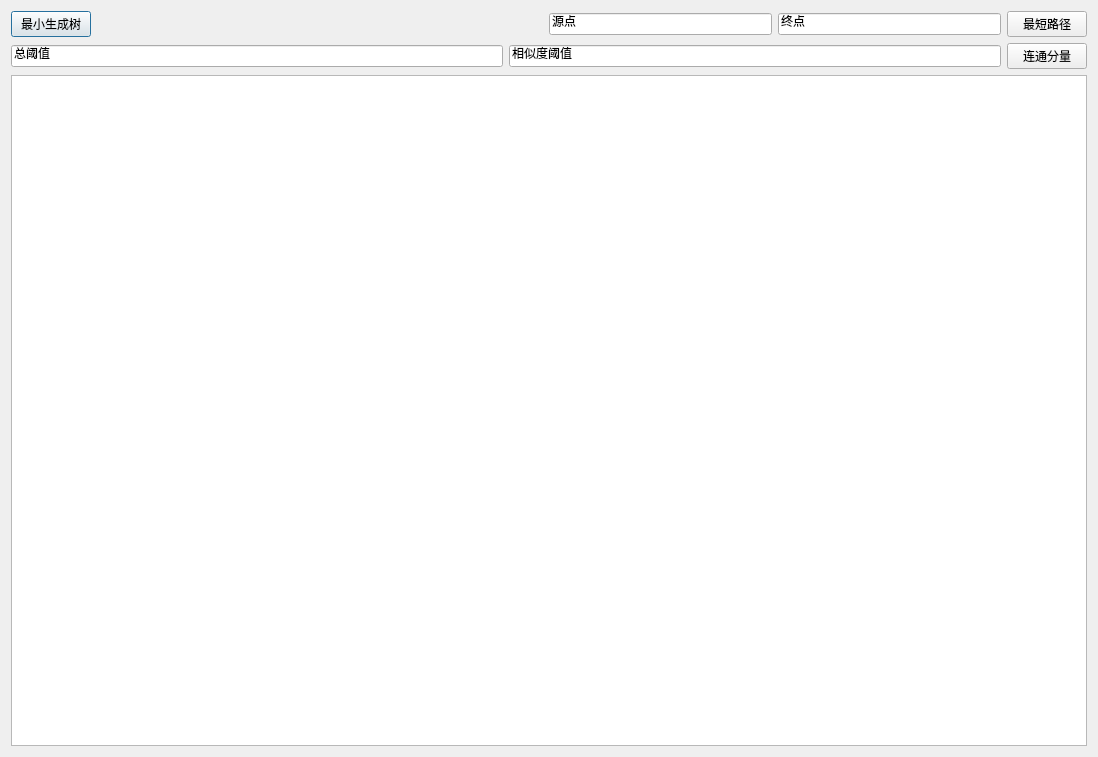
This is dialog.ui in JunguangJiang/VisualizeGraph as Qt 5 draws it before an edit. The edited form follows.
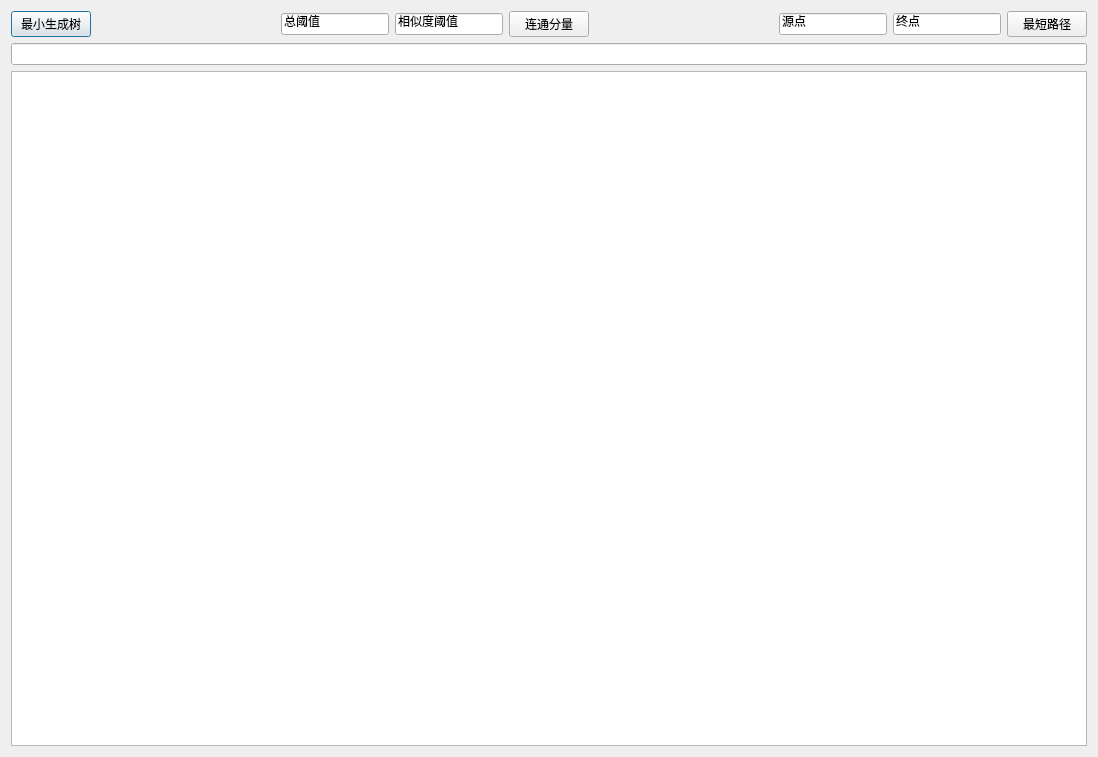
This is the edited form.

What changed in the file:
```diff
--- a/dialog.ui
+++ b/dialog.ui
@@ -23,6 +23,48 @@
        </property>
       </widget>
      </item>
+     <item>
+      <spacer name="horizontalSpacer_2">
+       <property name="orientation">
+        <enum>Qt::Horizontal</enum>
+       </property>
+       <property name="sizeHint" stdset="0">
+        <size>
+         <width>40</width>
+         <height>20</height>
+        </size>
+       </property>
+      </spacer>
+     </item>
+     <item>
+      <layout class="QHBoxLayout" name="horizontalLayout_4">
+       <item>
+        <layout class="QHBoxLayout" name="horizontalLayout_2">
+         <item>
+          <widget class="QLineEdit" name="threadEdit">
+           <property name="text">
+            <string>总阈值</string>
+           </property>
+          </widget>
+         </item>
+         <item>
+          <widget class="QLineEdit" name="similarityThreadEdit">
+           <property name="text">
+            <string>相似度阈值</string>
+           </property>
+          </widget>
+         </item>
+         <item>
+          <widget class="QPushButton" name="connectedComponentButton">
+           <property name="text">
+            <string>连通分量</string>
+           </property>
+          </widget>
+         </item>
+        </layout>
+       </item>
+      </layout>
+     </item>
      <item>
       <spacer name="horizontalSpacer">
        <property name="orientation">
@@ -64,33 +106,7 @@
     </layout>
    </item>
    <item>
-    <layout class="QHBoxLayout" name="horizontalLayout_4">
-     <item>
-      <layout class="QHBoxLayout" name="horizontalLayout_2">
-       <item>
-        <widget class="QLineEdit" name="threadEdit">
-         <property name="text">
-          <string>总阈值</string>
-         </property>
-        </widget>
-       </item>
-       <item>
-        <widget class="QLineEdit" name="similarityThreadEdit">
-         <property name="text">
-          <string>相似度阈值</string>
-         </property>
-        </widget>
-       </item>
-       <item>
-        <widget class="QPushButton" name="connectedComponentButton">
-         <property name="text">
-          <string>连通分量</string>
-         </property>
-        </widget>
-       </item>
-      </layout>
-     </item>
-    </layout>
+    <widget class="QLineEdit" name="resultEdit"/>
    </item>
    <item>
     <widget class="QGraphicsView" name="graphicsView"/>
```
